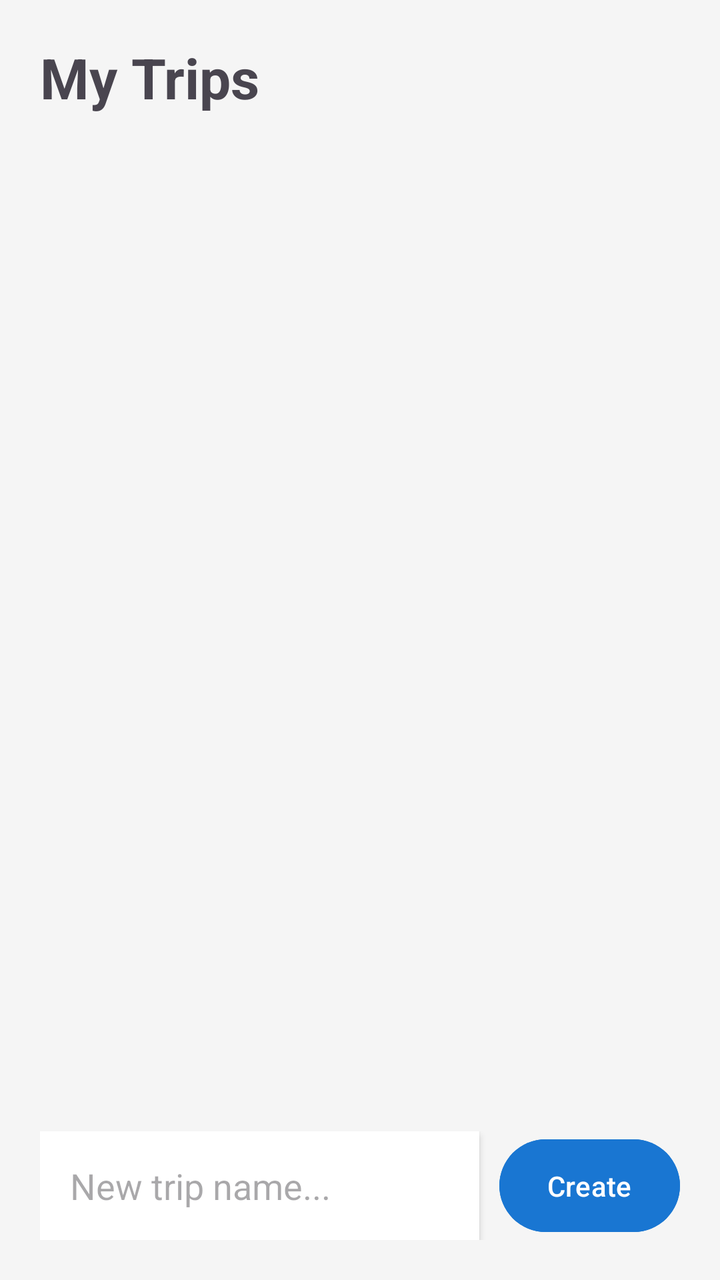
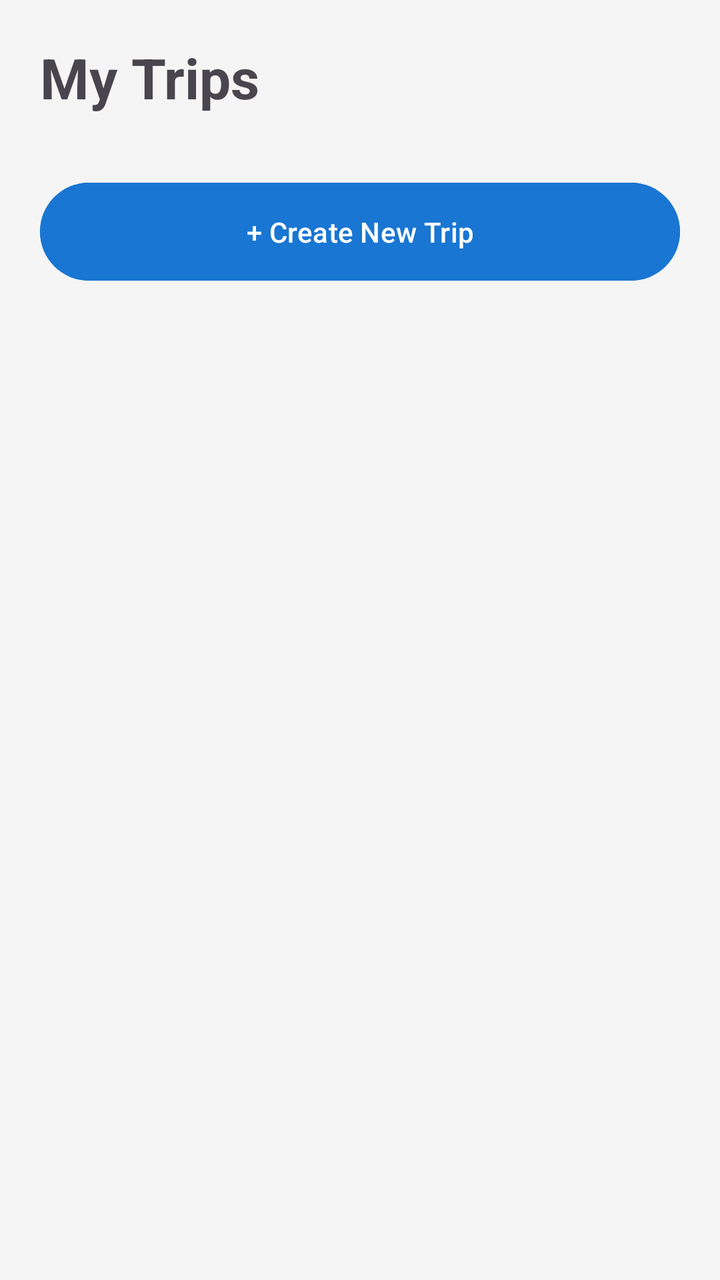

Compare the two renders of this Android layout. The source of the first and the diff that turns it into the second are given below.
<!-- AndroidManifest.xml: application theme Theme.SplitTrip -->
<!-- res/layout/activity_home.xml -->
<?xml version="1.0" encoding="utf-8"?>
<LinearLayout xmlns:android="http://schemas.android.com/apk/res/android"
    android:layout_width="match_parent"
    android:layout_height="match_parent"
    android:orientation="vertical"
    android:padding="20dp"
    android:background="#F5F5F5">

    <TextView
        android:layout_width="match_parent"
        android:layout_height="wrap_content"
        android:text="My Trips"
        android:textSize="28sp"
        android:textStyle="bold"
        android:layout_marginBottom="20dp"/>

    
    <ScrollView
        android:layout_width="match_parent"
        android:layout_height="0dp"
        android:layout_weight="1"
        android:layout_marginBottom="20dp">

        <LinearLayout
            android:id="@+id/tripListContainer"
            android:layout_width="match_parent"
            android:layout_height="wrap_content"
            android:orientation="vertical">
        </LinearLayout>
    </ScrollView>

    
    <LinearLayout
        android:layout_width="match_parent"
        android:layout_height="wrap_content"
        android:orientation="horizontal">

        <EditText
            android:id="@+id/newTripNameInput"
            android:layout_width="0dp"
            android:layout_height="wrap_content"
            android:layout_weight="1"
            android:hint="New trip name..."
            android:background="#FFFFFF"
            android:padding="15dp"
            android:elevation="2dp"/>

        <Button
            android:id="@+id/inlineCreateButton"
            android:layout_width="wrap_content"
            android:layout_height="match_parent"
            android:text="Create"
            android:backgroundTint="#1976D2"
            android:layout_marginStart="10dp"/>
    </LinearLayout>

</LinearLayout>
<!-- resources referenced by this layout -->
<resources>
  <style name="Theme.SplitTrip" parent="Base.Theme.SplitTrip" />
  <style name="Base.Theme.SplitTrip" parent="Theme.Material3.DayNight.NoActionBar">
          
          
      </style>
</resources>

<!-- the commit's change to res/layout/activity_home.xml (unified diff, before → after) -->
@@ -17,41 +17,33 @@
     
     <ScrollView
         android:layout_width="match_parent"
-        android:layout_height="0dp"
-        android:layout_weight="1"
-        android:layout_marginBottom="20dp">
+        android:layout_height="match_parent">
 
         <LinearLayout
-            android:id="@+id/tripListContainer"
             android:layout_width="match_parent"
             android:layout_height="wrap_content"
             android:orientation="vertical">
+
+            
+            <LinearLayout
+                android:id="@+id/tripListContainer"
+                android:layout_width="match_parent"
+                android:layout_height="wrap_content"
+                android:orientation="vertical">
+            </LinearLayout>
+
+            
+            <Button
+                android:id="@+id/newTripButton"
+                android:layout_width="match_parent"
+                android:layout_height="wrap_content"
+                android:text="+ Create New Trip"
+                android:backgroundTint="#1976D2"
+                android:textColor="#FFFFFF"
+                android:padding="15dp"
+                android:layout_marginTop="10dp"
+                android:layout_marginBottom="30dp"/>
+
         </LinearLayout>
     </ScrollView>
-
-    
-    <LinearLayout
-        android:layout_width="match_parent"
-        android:layout_height="wrap_content"
-        android:orientation="horizontal">
-
-        <EditText
-            android:id="@+id/newTripNameInput"
-            android:layout_width="0dp"
-            android:layout_height="wrap_content"
-            android:layout_weight="1"
-            android:hint="New trip name..."
-            android:background="#FFFFFF"
-            android:padding="15dp"
-            android:elevation="2dp"/>
-
-        <Button
-            android:id="@+id/inlineCreateButton"
-            android:layout_width="wrap_content"
-            android:layout_height="match_parent"
-            android:text="Create"
-            android:backgroundTint="#1976D2"
-            android:layout_marginStart="10dp"/>
-    </LinearLayout>
-
 </LinearLayout>
